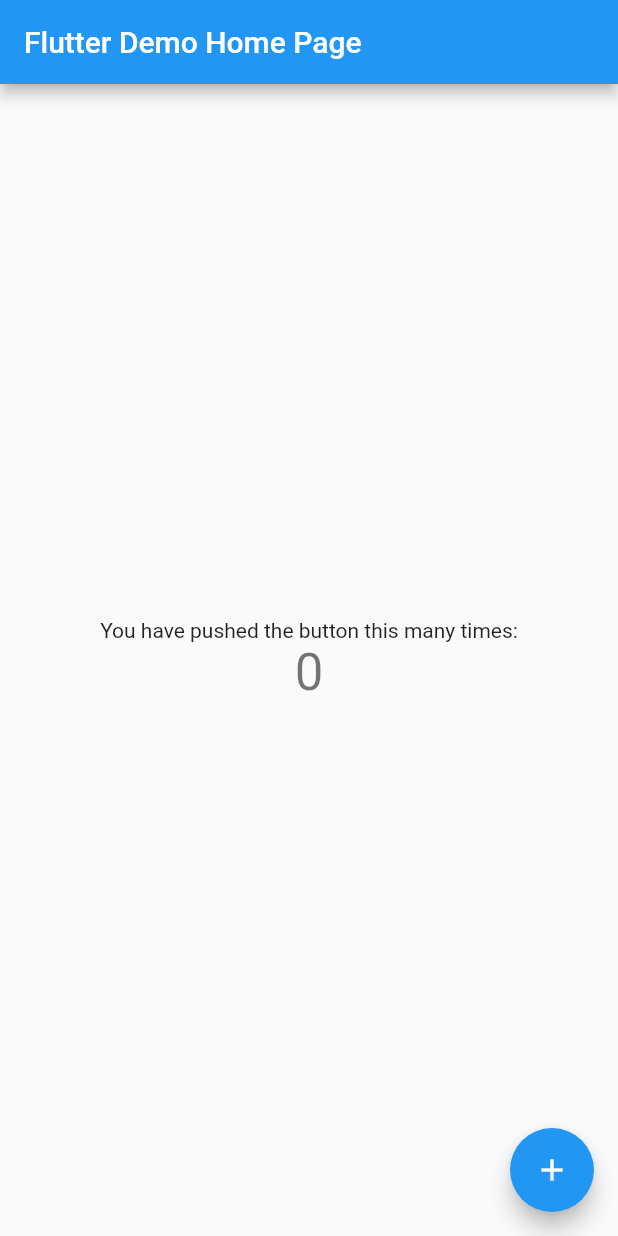
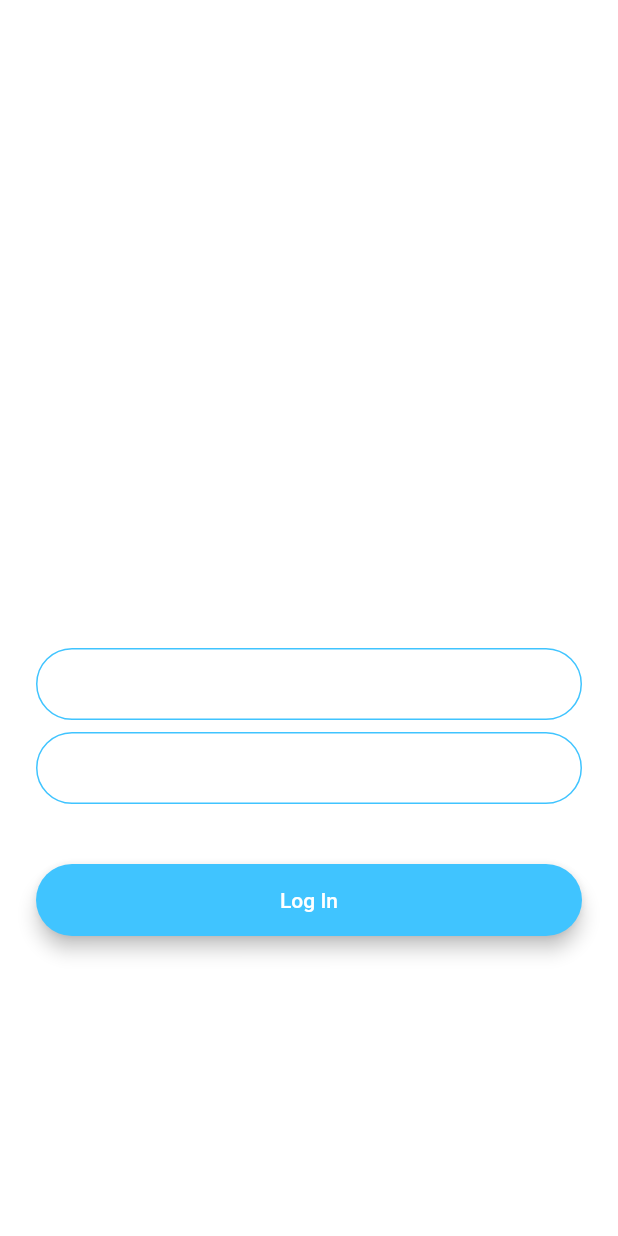
Before and after one commit to Jaram2020/flutter_workshop, a Flutter app: the screen it shows after launch, on a phone screen of 412 x 824 dp. Run offline on Flutter 3.47's test engine with Material 2 defaults, Android fonts, the phone set to English and light mode, and no system bars.

Commit message:
screens navigate

```diff
--- a/lib/main.dart
+++ b/lib/main.dart
@@ -1,111 +1,26 @@
 import 'package:flutter/material.dart';
 
-void main() => runApp(MyApp());
+import 'screens/login_screen.dart';
+import 'screens/registration_screen.dart';
+import 'screens/welcome_screen.dart';
 
-class MyApp extends StatelessWidget {
-  // This widget is the root of your application.
+void main() => runApp(FlashChat());
+
+class FlashChat extends StatelessWidget {
   @override
   Widget build(BuildContext context) {
     return MaterialApp(
-      title: 'Flutter Demo',
-      theme: ThemeData(
-        // This is the theme of your application.
-        //
-        // Try running your application with "flutter run". You'll see the
-        // application has a blue toolbar. Then, without quitting the app, try
-        // changing the primarySwatch below to Colors.green and then invoke
-        // "hot reload" (press "r" in the console where you ran "flutter run",
-        // or simply save your changes to "hot reload" in a Flutter IDE).
-        // Notice that the counter didn't reset back to zero; the application
-        // is not restarted.
-        primarySwatch: Colors.blue,
+      theme: ThemeData.dark().copyWith(
+        textTheme: TextTheme(
+          body1: TextStyle(color: Colors.black54),
+        ),
       ),
-      home: MyHomePage(title: 'Flutter Demo Home Page'),
+      initialRoute: '/login',
+      routes: {
+        '/': (context) => WelcomeScreen(),
+        '/login': (context) => LoginScreen(),
+        '/register': (context) => RegistrationScreen(),
+      },
     );
   }
 }
-
-class MyHomePage extends StatefulWidget {
-  MyHomePage({Key key, this.title}) : super(key: key);
-
-  // This widget is the home page of your application. It is stateful, meaning
-  // that it has a State object (defined below) that contains fields that affect
-  // how it looks.
-
-  // This class is the configuration for the state. It holds the values (in this
-  // case the title) provided by the parent (in this case the App widget) and
-  // used by the build method of the State. Fields in a Widget subclass are
-  // always marked "final".
-
-  final String title;
-
-  @override
-  _MyHomePageState createState() => _MyHomePageState();
-}
-
-class _MyHomePageState extends State<MyHomePage> {
-  int _counter = 0;
-
-  void _incrementCounter() {
-    setState(() {
-      // This call to setState tells the Flutter framework that something has
-      // changed in this State, which causes it to rerun the build method below
-      // so that the display can reflect the updated values. If we changed
-      // _counter without calling setState(), then the build method would not be
-      // called again, and so nothing would appear to happen.
-      _counter++;
-    });
-  }
-
-  @override
-  Widget build(BuildContext context) {
-    // This method is rerun every time setState is called, for instance as done
-    // by the _incrementCounter method above.
-    //
-    // The Flutter framework has been optimized to make rerunning build methods
-    // fast, so that you can just rebuild anything that needs updating rather
-    // than having to individually change instances of widgets.
-    return Scaffold(
-      appBar: AppBar(
-        // Here we take the value from the MyHomePage object that was created by
-        // the App.build method, and use it to set our appbar title.
-        title: Text(widget.title),
-      ),
-      body: Center(
-        // Center is a layout widget. It takes a single child and positions it
-        // in the middle of the parent.
-        child: Column(
-          // Column is also a layout widget. It takes a list of children and
-          // arranges them vertically. By default, it sizes itself to fit its
-          // children horizontally, and tries to be as tall as its parent.
-          //
-          // Invoke "debug painting" (press "p" in the console, choose the
-          // "Toggle Debug Paint" action from the Flutter Inspector in Android
-          // Studio, or the "Toggle Debug Paint" command in Visual Studio Code)
-          // to see the wireframe for each widget.
-          //
-          // Column has various properties to control how it sizes itself and
-          // how it positions its children. Here we use mainAxisAlignment to
-          // center the children vertically; the main axis here is the vertical
-          // axis because Columns are vertical (the cross axis would be
-          // horizontal).
-          mainAxisAlignment: MainAxisAlignment.center,
-          children: <Widget>[
-            Text(
-              'You have pushed the button this many times:',
-            ),
-            Text(
-              '$_counter',
-              style: Theme.of(context).textTheme.display1,
-            ),
-          ],
-        ),
-      ),
-      floatingActionButton: FloatingActionButton(
-        onPressed: _incrementCounter,
-        tooltip: 'Increment',
-        child: Icon(Icons.add),
-      ), // This trailing comma makes auto-formatting nicer for build methods.
-    );
-  }
-}
--- /dev/null
+++ b/lib/screens/login_screen.dart
@@ -0,0 +1,100 @@
+import 'package:flutter/material.dart';
+
+class LoginScreen extends StatefulWidget {
+  @override
+  _LoginScreenState createState() => _LoginScreenState();
+}
+
+class _LoginScreenState extends State<LoginScreen> {
+  @override
+  Widget build(BuildContext context) {
+    return Scaffold(
+      backgroundColor: Colors.white,
+      body: Padding(
+        padding: EdgeInsets.symmetric(horizontal: 24.0),
+        child: Column(
+          mainAxisAlignment: MainAxisAlignment.center,
+          crossAxisAlignment: CrossAxisAlignment.stretch,
+          children: <Widget>[
+            Container(
+              height: 200.0,
+            ),
+            SizedBox(
+              height: 48.0,
+            ),
+            TextField(
+              onChanged: (value) {
+                //Do something with the user input.
+              },
+              decoration: InputDecoration(
+                hintText: 'Enter your email',
+                contentPadding:
+                    EdgeInsets.symmetric(vertical: 10.0, horizontal: 20.0),
+                border: OutlineInputBorder(
+                  borderRadius: BorderRadius.all(Radius.circular(32.0)),
+                ),
+                enabledBorder: OutlineInputBorder(
+                  borderSide:
+                      BorderSide(color: Colors.lightBlueAccent, width: 1.0),
+                  borderRadius: BorderRadius.all(Radius.circular(32.0)),
+                ),
+                focusedBorder: OutlineInputBorder(
+                  borderSide:
+                      BorderSide(color: Colors.lightBlueAccent, width: 2.0),
+                  borderRadius: BorderRadius.all(Radius.circular(32.0)),
+                ),
+              ),
+            ),
+            SizedBox(
+              height: 8.0,
+            ),
+            TextField(
+              onChanged: (value) {
+                //Do something with the user input.
+              },
+              decoration: InputDecoration(
+                hintText: 'Enter your password.',
+                contentPadding:
+                    EdgeInsets.symmetric(vertical: 10.0, horizontal: 20.0),
+                border: OutlineInputBorder(
+                  borderRadius: BorderRadius.all(Radius.circular(32.0)),
+                ),
+                enabledBorder: OutlineInputBorder(
+                  borderSide:
+                      BorderSide(color: Colors.lightBlueAccent, width: 1.0),
+                  borderRadius: BorderRadius.all(Radius.circular(32.0)),
+                ),
+                focusedBorder: OutlineInputBorder(
+                  borderSide:
+                      BorderSide(color: Colors.lightBlueAccent, width: 2.0),
+                  borderRadius: BorderRadius.all(Radius.circular(32.0)),
+                ),
+              ),
+            ),
+            SizedBox(
+              height: 24.0,
+            ),
+            Padding(
+              padding: EdgeInsets.symmetric(vertical: 16.0),
+              child: Material(
+                color: Colors.lightBlueAccent,
+                borderRadius: BorderRadius.all(Radius.circular(30.0)),
+                elevation: 5.0,
+                child: MaterialButton(
+                  onPressed: () {
+                    //Implement login functionality.
+                  },
+                  minWidth: 200.0,
+                  height: 42.0,
+                  child: Text(
+                    'Log In',
+                  ),
+                ),
+              ),
+            ),
+          ],
+        ),
+      ),
+    );
+  }
+}
```
Also changed, not shown: lib/screens/home.dart (added, +15 -0 lines), lib/screens/registration_screen.dart (added, +101 -0 lines), lib/screens/welcome_screen.dart (added, +114 -0 lines), 1 other file.
